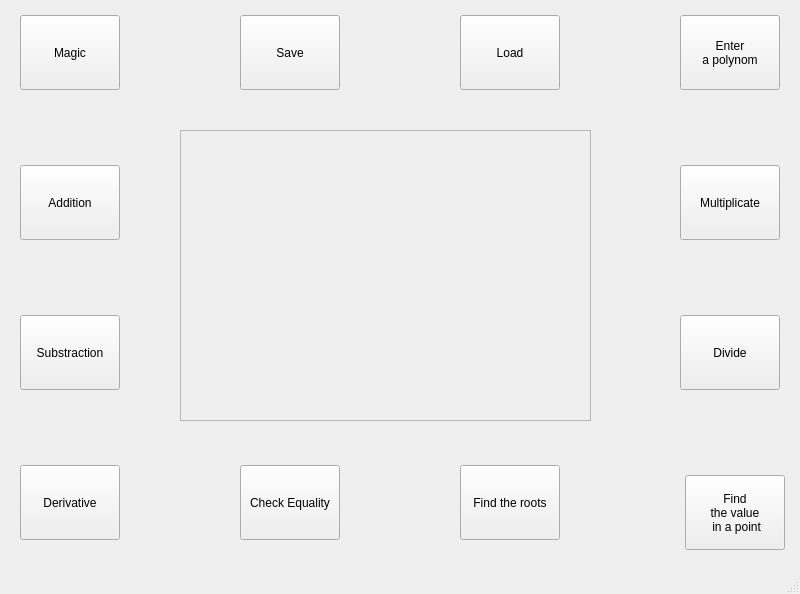
First picture: the form in mainwindow.ui, repository SaveliyIsaev/PracticalTasks, before the edit.
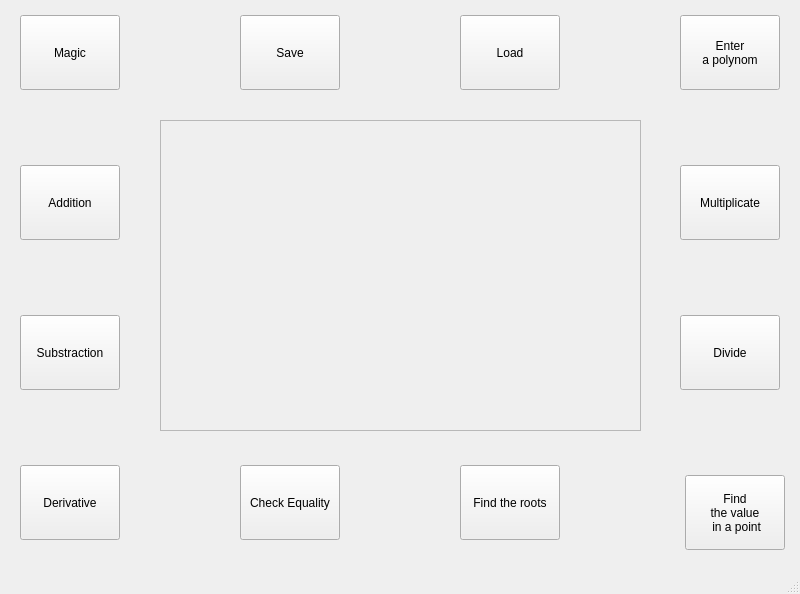
Second picture: the form after the edit.

Diff of the .ui file:
```diff
--- a/mainwindow.ui
+++ b/mainwindow.ui
@@ -139,10 +139,10 @@
    <widget class="QScrollArea" name="scrollArea">
     <property name="geometry">
      <rect>
-      <x>180</x>
-      <y>130</y>
-      <width>411</width>
-      <height>291</height>
+      <x>160</x>
+      <y>120</y>
+      <width>481</width>
+      <height>311</height>
      </rect>
     </property>
     <property name="widgetResizable">
@@ -156,8 +156,8 @@
       <rect>
        <x>0</x>
        <y>0</y>
-       <width>409</width>
-       <height>289</height>
+       <width>479</width>
+       <height>309</height>
       </rect>
      </property>
     </widget>
```
